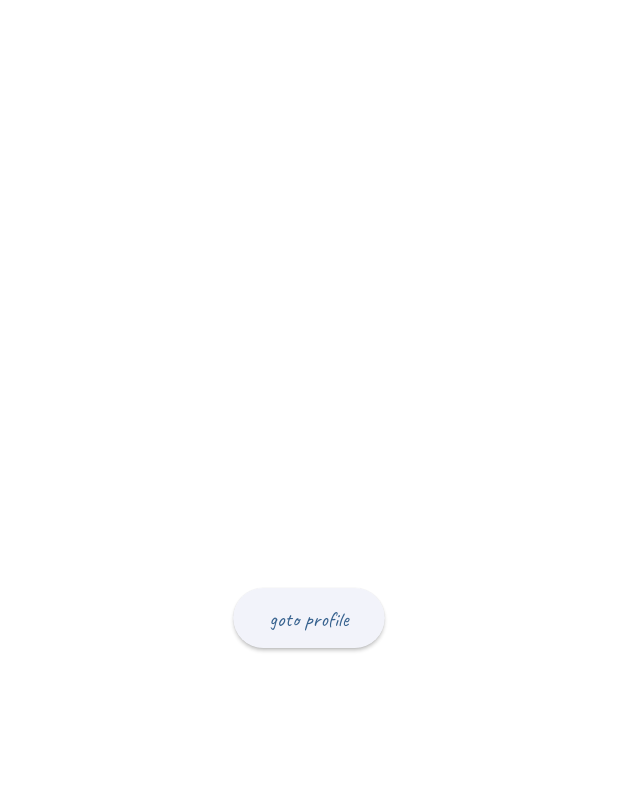
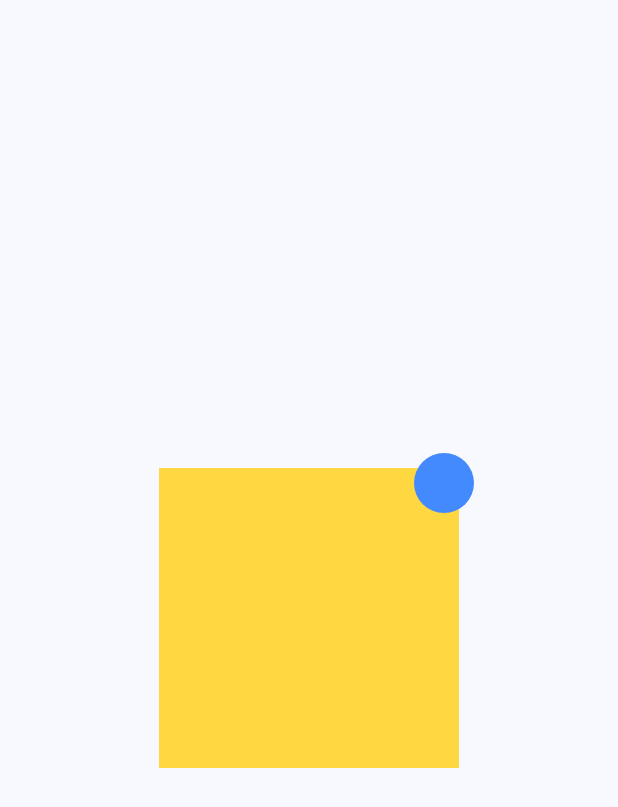
Before and after one commit to bibhuti9/flutter-widget, a Flutter app: the CartPage screen opened by its route, on a phone screen of 412 x 824 dp. Shown: the top 807 px of the screen. Run offline on Flutter 3.47's test engine with Material 3 defaults, Android fonts, the phone set to English and light mode, and no system bars.

Commit message:
add stack textField and positioned

```diff
--- a/lib/page/Cart/index.dart
+++ b/lib/page/Cart/index.dart
@@ -4,7 +4,6 @@ import 'package:flutter_application_1/page/Profile/index.dart';
 
 class CartPage extends StatefulWidget {
   const CartPage({Key? key}) : super(key: key);
-
   @override
   State<CartPage> createState() => _CartPageState();
 }
@@ -13,19 +12,33 @@ class _CartPageState extends State<CartPage> {
   List<GenerateData> quote = [
     GenerateData(author: "Juhny baba", title: "this is my workd")
   ];
+
   @override
   Widget build(BuildContext context) {
-    return Center(
-      child: Column(
-        mainAxisAlignment: MainAxisAlignment.center,
+    return Scaffold(
+      body: Center(
+          child: Stack(
+        alignment: Alignment.topRight,
+        clipBehavior: Clip.none,
         children: [
-          ElevatedButton(
-              onPressed: () {
-                Navigator.pushNamed(context, '/profile');
-              },
-              child: const Text("goto profile"))
+          Container(
+            height: 200,
+            width: 200,
+            color: Colors.amberAccent,
+          ),
+          Positioned(
+            top: -10,
+            right: -10,
+            child: Container(
+              height: 40,
+              width: 40,
+              decoration: BoxDecoration(
+                  borderRadius: BorderRadius.circular(50),
+                  color: Colors.blueAccent),
+            ),
+          )
         ],
-      ),
+      )),
     );
   }
 }
```
Also changed, not shown: lib/page/Home/index.dart (+27 -2 lines).
